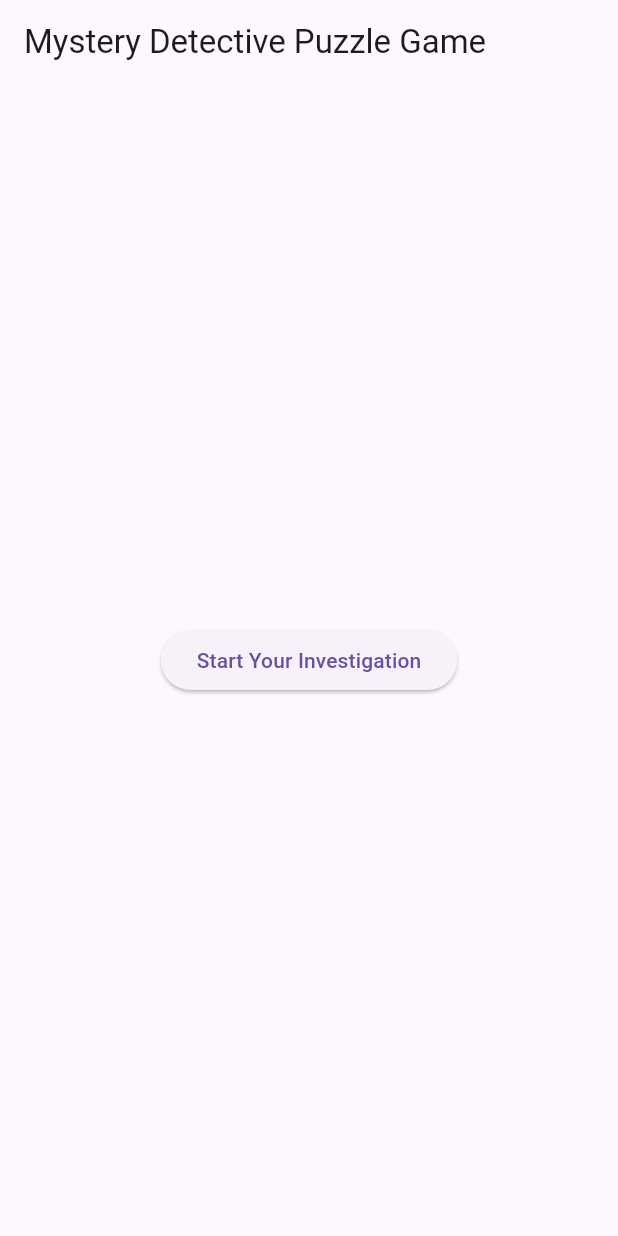
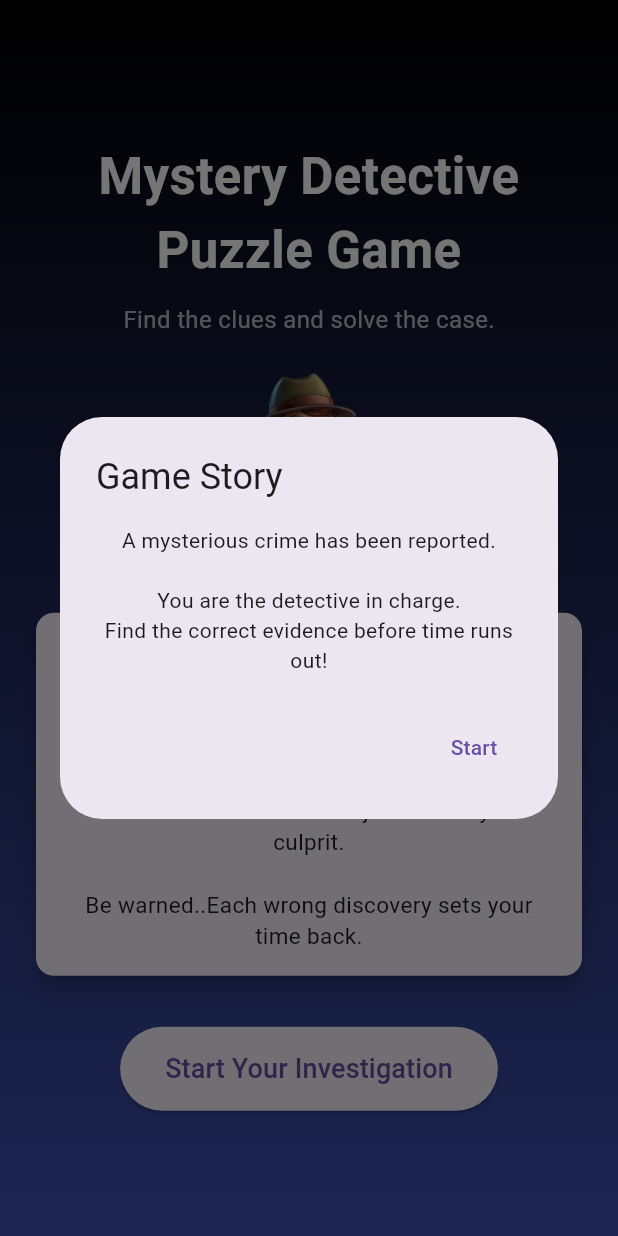
Before and after one commit to jasnoorsandhu51/MadProject1, a Flutter app: the screen it shows after launch, on a phone screen of 412 x 824 dp. Run offline on Flutter 3.47's test engine with Material 3 defaults, Android fonts, the light colour scheme and no system bars.

Commit message:
Updated homescreen and added a story plot

```diff
--- a/mystery_puzzle_game/lib/screens/home_screen.dart
+++ b/mystery_puzzle_game/lib/screens/home_screen.dart
@@ -1,16 +1,120 @@
 import 'package:flutter/material.dart';
 import 'level_screen.dart';
 
-class HomeScreen extends StatelessWidget {
+class HomeScreen extends StatefulWidget {
   const HomeScreen({super.key});
+
+  @override
+  State<HomeScreen> createState() => _HomeScreenState();
+}
+
+class _HomeScreenState extends State<HomeScreen> {
+  @override
+  void initState() {
+    super.initState();
+
+    // The popup story
+    WidgetsBinding.instance.addPostFrameCallback((_) {
+      showDialog(
+        context: context,
+        builder: (context) {
+          return AlertDialog(
+            title: const Text("Game Story"),
+            content: const Text(
+              "A mysterious crime has been reported.\n\n"
+              "You are the detective in charge.\n"
+              "Find the correct evidence before time runs out!",
+              textAlign: TextAlign.center,
+            ),
+            actions: [
+              TextButton(
+                child: const Text("Start"),
+                onPressed: () => Navigator.pop(context),
+              ),
+            ],
+          );
+        },
+      );
+    });
+  }
 
   @override
   Widget build(BuildContext context) {
     return Scaffold(
-      appBar: AppBar(title: const Text("Mystery Detective Puzzle Game")),
-      body: Center(
-        child: ElevatedButton(
-          child: const Text("Start Your Investigation"),
+      body: Container(
+        decoration: const BoxDecoration(
+          gradient: LinearGradient(
+            colors: [Colors.black, Colors.indigo],
+            begin: Alignment.topCenter,
+            end: Alignment.bottomCenter,
+          ),
+        ),
+
+        child: Center(
+          child: SingleChildScrollView(
+            child: Padding(
+              padding: const EdgeInsets.all(20),
+
+              child: Column(
+                children: [
+                  const SizedBox(height: 30),
+
+                  const Text(
+                    "Mystery Detective Puzzle Game",
+                    style: TextStyle(
+                      fontSize: 34,
+                      fontWeight: FontWeight.bold,
+                      color: Colors.white,
+                    ),
+                    textAlign: TextAlign.center,
+                  ),
+
+                  const SizedBox(height: 10),
+
+                  const Text(
+                    "Find the clues and solve the case.",
+                    style: TextStyle(fontSize: 16, color: Colors.white70),
+                  ),
+
+                  const SizedBox(height: 20),
+
+                  // The detective
+                  Image.asset('assets/images/detective.png', height: 140),
+
+                  const SizedBox(height: 20),
+
+                  // The story
+                  Card(
+                    elevation: 6,
+                    shape: RoundedRectangleBorder(
+                      borderRadius: BorderRadius.circular(12),
+                    ),
+                    child: const Padding(
+                      padding: EdgeInsets.all(16),
+                      child: Text(
+                        "A mysterious crime scene has been discovered.\n\n"
+                        "You are the lead detective, it's your job to investigate.\n\n"
+                        "Examine each clue and object to find your culprit.\n\n"
+                        "Be warned..Each wrong discovery sets your time back.",
+                        textAlign: TextAlign.center,
+                        style: TextStyle(fontSize: 15),
+                      ),
+                    ),
+                  ),
+
+                  const SizedBox(height: 30),
+
+                  ElevatedButton(
+                    style: ElevatedButton.styleFrom(
+                      padding: const EdgeInsets.symmetric(
+                        horizontal: 30,
+                        vertical: 15,
+                      ),
+                    ),
+                    child: const Text(
+                      "Start Your Investigation",
+                      style: TextStyle(fontSize: 18),
+                    ),
                     onPressed: () {
                       Navigator.push(
                         context,
@@ -21,6 +125,13 @@ class HomeScreen extends StatelessWidget {
                       );
                     },
                   ),
+
+                  const SizedBox(height: 20),
+                ],
+              ),
+            ),
+          ),
+        ),
       ),
     );
   }
```
Also changed, not shown: mystery_puzzle_game/assets/images/detective.png (added). Lines whose indentation alone changed are shown as unchanged.
